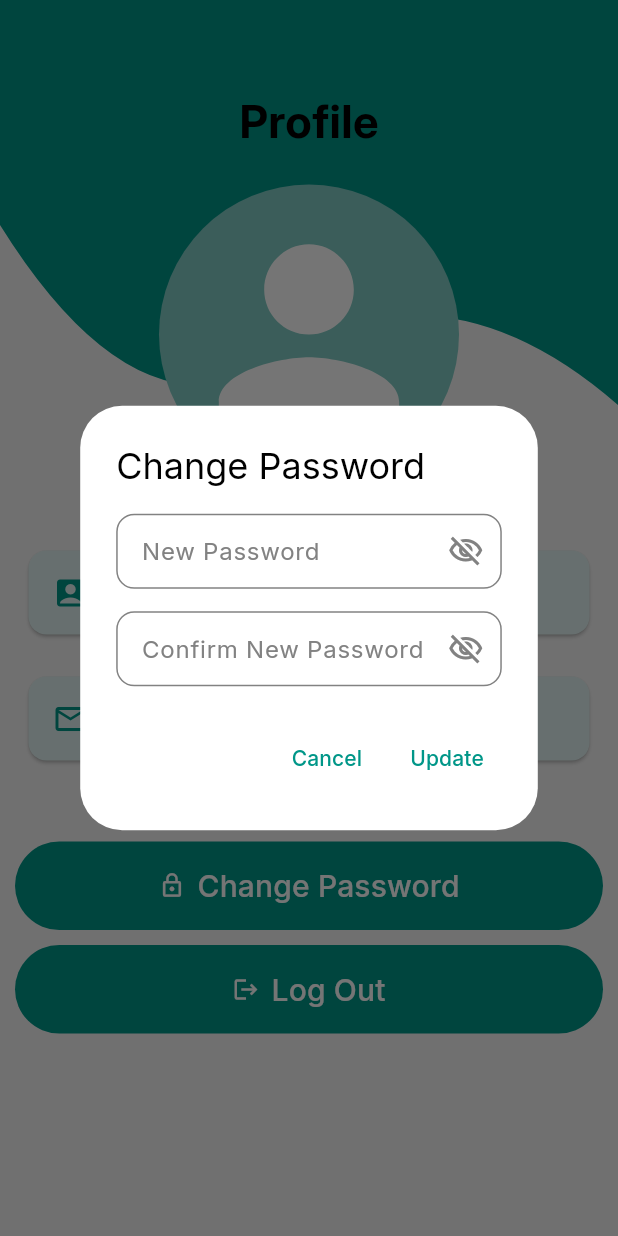
After one commit to OmarAfifi-CSE/FinFlow, a Flutter app: the ProfileScreen screen opened directly, after a tap on "Change Password", on a phone screen of 412 x 824 dp. The commit adds this screen. Run offline on Flutter 3.47's test engine with Material 3 defaults, Android fonts, the phone set to English and light mode, and no system bars; our stand-ins replace shared_preferences, supabase_flutter; accounts and stored records are empty; network calls fail.

Commit message:
Create profile screen

```diff
--- /dev/null
+++ b/lib/componants/my_card.dart
@@ -0,0 +1,35 @@
+import 'package:flutter/material.dart';
+
+class MyCard extends StatelessWidget {
+  final Color? backgroundColor;
+  final Color? iconColor;
+  final Color? textColor;
+  final Icon icon;
+  final String title;
+
+  const MyCard({
+    super.key,
+    this.backgroundColor,
+    this.iconColor,
+    this.textColor,
+    required this.icon,
+    required this.title,
+  });
+
+  @override
+  Widget build(BuildContext context) {
+    return Padding(
+      padding: const EdgeInsets.symmetric(horizontal: 15, vertical: 10),
+      child: Card(
+        color: backgroundColor ?? Colors.teal[50],
+        child: ListTile(
+          leading: icon,
+          title: Text(title),
+          titleTextStyle: const TextStyle(fontSize: 20),
+          textColor: textColor ?? Colors.black,
+          iconColor: iconColor ?? Colors.teal,
+        ),
+      ),
+    );
+  }
+}
--- /dev/null
+++ b/lib/componants/wave_clipper.dart
@@ -0,0 +1,38 @@
+import 'package:flutter/cupertino.dart';
+
+class WaveClipper extends CustomClipper<Path> {
+  @override
+  Path getClip(Size size) {
+    var path = Path();
+
+    // Start from the top left corner
+    path.lineTo(0, 150);
+
+    // First wave (controls the height and width of the first wave)
+    path.quadraticBezierTo(
+      size.width / 4,
+      size.height * 0.7, // Control point and end point
+      size.width / 2,
+      size.height * 0.5,
+    ); // Peak of the wave
+
+    // Second wave (more dynamic curve)
+    path.quadraticBezierTo(
+      size.width * 3 / 4,
+      size.height * 0.4, // Control point and end point
+      size.width,
+      size.height * 0.6,
+    ); // Ending point of the second wave
+
+    // Continue to the bottom right corner
+    path.lineTo(size.width, 0);
+    path.close();
+
+    return path;
+  }
+
+  @override
+  bool shouldReclip(covariant CustomClipper<Path> oldClipper) {
+    return false;
+  }
+}
--- a/lib/screens/home_screen.dart
+++ b/lib/screens/home_screen.dart
@@ -1,3 +1,4 @@
+import 'package:expense_manager/screens/profile_screen.dart';
 import 'package:flutter/material.dart';
 import 'package:provider/provider.dart';
 import 'package:intl/intl.dart';
@@ -82,6 +83,8 @@ class _HomeScreenState extends State<HomeScreen>
         return const CategoryManagementScreen();
       case 2:
         return const TagManagementScreen();
+      case 3:
+        return const ProfileScreen();
       default:
         return _buildHomePageContent();
     }
@@ -142,6 +145,14 @@ class _HomeScreenState extends State<HomeScreen>
               onTap: () {
                 Navigator.pop(context);
                 _onPageTapped(2);
+              },
+            ),
+            ListTile(
+              leading: const Icon(Icons.person, color: primaryColor),
+              title: const Text('Profile'),
+              onTap: () {
+                Navigator.pop(context);
+                _onPageTapped(3);
               },
             ),
             const Divider(),
@@ -216,16 +227,12 @@ class _HomeScreenState extends State<HomeScreen>
           Expanded(
             child: Row(
               mainAxisAlignment: MainAxisAlignment.spaceEvenly,
-              children: [_buildNavItem(icon: Icons.home, index: 0)],
-            ),
-          ),
-          const SizedBox(width: 60),
-          Expanded(
-            child: Row(
-              mainAxisAlignment: MainAxisAlignment.spaceEvenly,
               children: [
+                _buildNavItem(icon: Icons.home, index: 0),
                 _buildNavItem(icon: Icons.category, index: 1),
+                const SizedBox(width: 40),
                 _buildNavItem(icon: Icons.tag, index: 2),
+                _buildNavItem(icon: Icons.person, index: 3),
               ],
             ),
           ),
--- /dev/null
+++ b/lib/screens/profile_screen.dart
@@ -0,0 +1,250 @@
+import 'package:flutter/material.dart';
+import 'package:supabase_flutter/supabase_flutter.dart';
+
+import '../componants/my_textfield.dart';
+import '../componants/wave_clipper.dart';
+import '../componants/my_button.dart';
+import '../componants/my_card.dart';
+import '../main.dart'; // Import for the global supabase client
+
+class ProfileScreen extends StatefulWidget {
+  const ProfileScreen({super.key});
+
+  @override
+  State<ProfileScreen> createState() => _ProfileScreenState();
+}
+
+class _ProfileScreenState extends State<ProfileScreen> {
+  String _username = 'Loading...';
+  String _email = 'Loading...';
+
+  @override
+  void initState() {
+    super.initState();
+    _loadUserData();
+  }
+
+  /// Fetches user data from Supabase and updates the state.
+  void _loadUserData() {
+    // A post-frame callback ensures that the context is available
+    // and that we're not trying to update state during a build.
+    WidgetsBinding.instance.addPostFrameCallback((_) {
+      final user = supabase.auth.currentUser;
+      if (user != null && mounted) {
+        setState(() {
+          // The username is stored in the user_metadata field.
+          _username = user.userMetadata?['username'] ?? 'No username set';
+          _email = user.email ?? 'No email found';
+        });
+      }
+    });
+  }
+
+  void _showChangePasswordDialog(BuildContext context) {
+    final newPasswordController = TextEditingController();
+    final confirmPasswordController = TextEditingController();
+    String? errorMessage;
+    bool isUpdating = false;
+
+    showDialog(
+      context: context,
+      builder: (dialogContext) {
+        return StatefulBuilder(
+          builder: (context, setDialogState) {
+            return AlertDialog(
+              title: const Text("Change Password"),
+              content: Column(
+                mainAxisSize: MainAxisSize.min,
+                children: [
+                  MyTextfield(
+                    controller: newPasswordController,
+                    hintText: "New Password",
+                    obscureText: true,
+                    valMessage: "Enter a new password",
+                  ),
+                  const SizedBox(height: 15),
+                  MyTextfield(
+                    controller: confirmPasswordController,
+                    hintText: "Confirm New Password",
+                    obscureText: true,
+                    valMessage: "Confirm your new password",
+                  ),
+                  if (errorMessage != null)
+                    Padding(
+                      padding: const EdgeInsets.only(top: 15.0),
+                      child: Text(
+                        errorMessage!,
+                        style: TextStyle(
+                          color: Theme.of(context).colorScheme.error,
+                        ),
+                      ),
+                    ),
+                ],
+              ),
+              actions: [
+                TextButton(
+                  onPressed: () => Navigator.of(dialogContext).pop(),
+                  child: const Text("Cancel"),
+                ),
+                if (isUpdating)
+                  const Padding(
+                    padding: EdgeInsets.symmetric(horizontal: 16.0),
+                    child: CircularProgressIndicator(),
+                  )
+                else
+                  TextButton(
+                    onPressed: () async {
+                      // --- 2. PASSWORD UPDATE LOGIC ---
+                      final newPassword = newPasswordController.text.trim();
+                      final confirmPassword = confirmPasswordController.text
+                          .trim();
+
+                      // --- Validation ---
+                      if (newPassword.isEmpty || confirmPassword.isEmpty) {
+                        setDialogState(
+                          () => errorMessage = "Fields cannot be empty.",
+                        );
+                        return;
+                      }
+                      if (newPassword.length < 6) {
+                        setDialogState(
+                          () => errorMessage =
+                              "Password must be at least 6 characters.",
+                        );
+                        return;
+                      }
+                      if (newPassword != confirmPassword) {
+                        setDialogState(
+                          () => errorMessage = "Passwords do not match.",
+                        );
+                        return;
+                      }
+
+                      setDialogState(() {
+                        isUpdating = true;
+                        errorMessage = null;
+                      });
+
+                      try {
+                        // --- Supabase Call ---
+                        await supabase.auth.updateUser(
+                          UserAttributes(password: newPassword),
+                        );
+
+                        if (mounted) {
+                          Navigator.of(dialogContext).pop(); // Close dialog
+                          ScaffoldMessenger.of(context).showSnackBar(
+                            const SnackBar(
+                              content: Text("Password updated successfully!"),
+                              backgroundColor: Colors.green,
+                            ),
+                          );
+                        }
+                      } on AuthException catch (e) {
+                        setDialogState(() {
+                          isUpdating = false;
+                          errorMessage = e.message;
+                        });
+                      } catch (e) {
+                        setDialogState(() {
+                          isUpdating = false;
+                          errorMessage = "An unexpected error occurred.";
+                        });
+                      }
+                    },
+                    child: const Text("Update"),
+                  ),
+              ],
+            );
+          },
+        );
+      },
+    );
+  }
+
+  @override
+  Widget build(BuildContext context) {
+    return Scaffold(
+      backgroundColor: Colors.grey[100],
+      body: Stack(
+        fit: StackFit.loose,
+        alignment: AlignmentDirectional.topCenter,
+        children: [
+          ClipPath(
+            clipper: WaveClipper(),
+            child: Container(
+              width: MediaQuery.of(context).size.width,
+              height: 450,
+              decoration: const BoxDecoration(color: Colors.teal),
+            ),
+          ),
+          SingleChildScrollView(
+            child: Center(
+              child: Column(
+                children: [
+                  const Padding(
+                    padding: EdgeInsets.only(top: 60, bottom: 20),
+                    child: Text(
+                      "Profile",
+                      style: TextStyle(
+                        fontSize: 30,
+                        fontWeight: FontWeight.bold,
+                        color: Colors.black,
+                      ),
+                    ),
+                  ),
+                  Padding(
+                    padding: const EdgeInsets.all(0),
+                    child: CircleAvatar(
+                      radius: 100,
+                      backgroundColor: Colors.teal[200],
+                      child: const Icon(
+                        Icons.person,
+                        size: 180,
+                        color: Colors.white,
+                      ),
+                    ),
+                  ),
+                  const SizedBox(height: 30),
+                  // Displaying dynamic username
+                  MyCard(icon: const Icon(Icons.account_box), title: _username),
+                  // Displaying dynamic email
+                  MyCard(icon: const Icon(Icons.email_outlined), title: _email),
+                  Padding(
+                    padding: const EdgeInsets.fromLTRB(10, 40, 10, 10),
+                    child: MyButton(
+                      button_msg: "Change Password",
+                      button_icon: const Icon(Icons.lock_outline),
+                      onPressed: () async {
+                        _showChangePasswordDialog(context);
+                      },
+                      bgColor: Colors.teal,
+                      fgColor: Colors.white,
+                      padding: 15,
+                      borderRadius: 30,
+                    ),
+                  ),
+
+                  Padding(
+                    padding: const EdgeInsets.fromLTRB(10, 0, 10, 40),
+                    child: MyButton(
+                      button_msg: "Log Out",
+                      button_icon: const Icon(Icons.logout),
+                      onPressed: () async {
+                        await supabase.auth.signOut();
+                      },
+                      bgColor: Colors.teal,
+                      fgColor: Colors.white,
+                      padding: 15,
+                      borderRadius: 30,
+                    ),
+                  ),
+                ],
+              ),
+            ),
+          ),
+        ],
+      ),
+    );
+  }
+}
```
